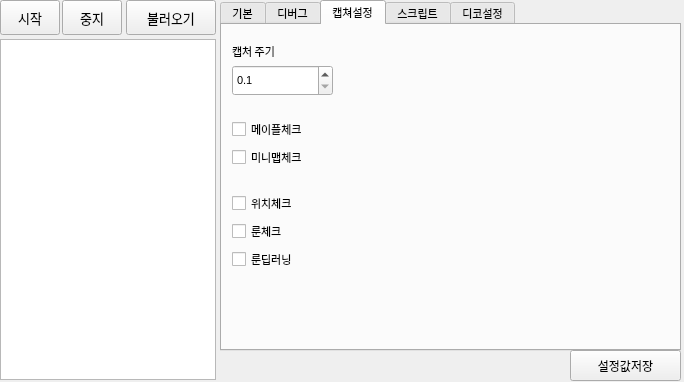
First picture: the form in mainWindow.ui, repository tkfka1/fall-leaves, before the edit.
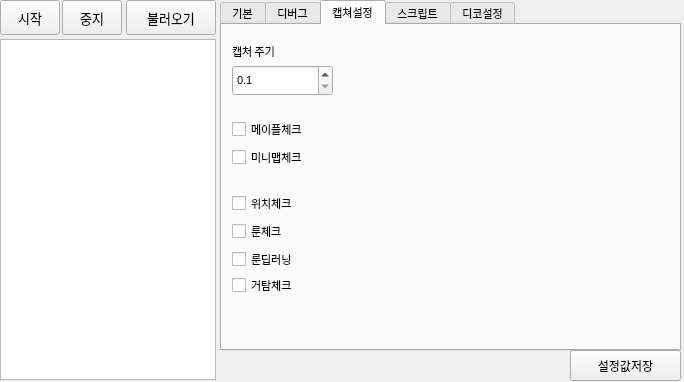
Second picture: the form after the edit. The open tabs and pages were chosen to show the change. Icons and pictures are not drawn.

Diff of the .ui file:
```diff
--- a/mainWindow.ui
+++ b/mainWindow.ui
@@ -652,6 +652,25 @@
        <string>미니맵체크</string>
       </property>
      </widget>
+     <widget class="QCheckBox" name="checkBoxLd">
+      <property name="geometry">
+       <rect>
+        <x>10</x>
+        <y>246</y>
+        <width>137</width>
+        <height>28</height>
+       </rect>
+      </property>
+      <property name="font">
+       <font>
+        <family>Yu Gothic UI</family>
+        <pointsize>8</pointsize>
+       </font>
+      </property>
+      <property name="text">
+       <string>거탐체크</string>
+      </property>
+     </widget>
     </widget>
     <widget class="QWidget" name="tab_4">
      <attribute name="title">
```
Left out of the diff: 2 changed lines with no effect on the pictures.
